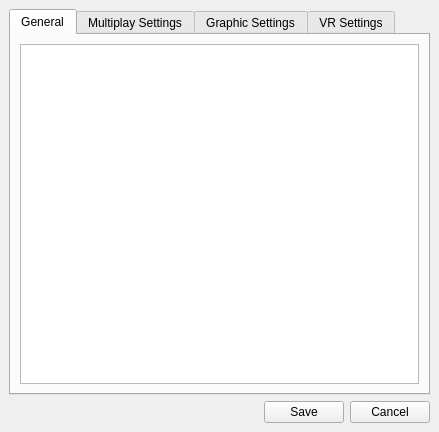
Old version of the form mainwindow.ui in the repository scplo2753/Falcon-Bms-Configure-Editor.
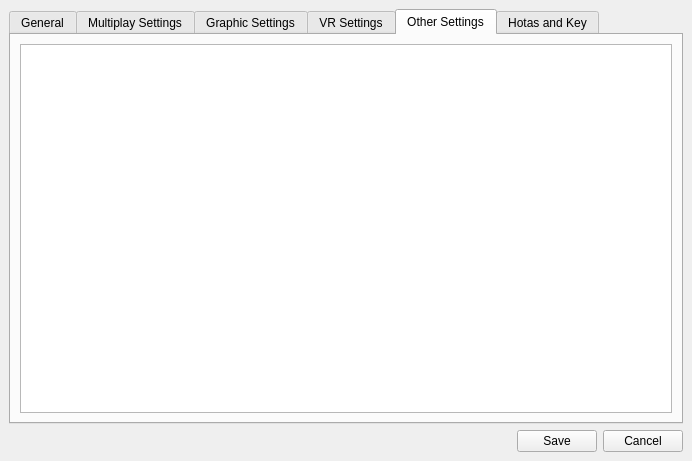
New version of the form.

What changed in the file:
```diff
--- a/mainwindow.ui
+++ b/mainwindow.ui
@@ -6,8 +6,8 @@
    <rect>
     <x>0</x>
     <y>0</y>
-    <width>439</width>
-    <height>432</height>
+    <width>692</width>
+    <height>461</height>
    </rect>
   </property>
   <property name="windowTitle">
@@ -48,7 +48,7 @@
        <locale language="English" country="UnitedStates"/>
       </property>
       <property name="currentIndex">
-       <number>0</number>
+       <number>4</number>
       </property>
       <property name="tabBarAutoHide">
        <bool>false</bool>
@@ -139,6 +139,26 @@
         </item>
        </layout>
       </widget>
+      <widget class="QWidget" name="tab_Other">
+       <attribute name="title">
+        <string>Other Settings</string>
+       </attribute>
+       <layout class="QGridLayout" name="gridLayout_6">
+        <item row="0" column="0">
+         <widget class="QTableWidget" name="tableWidget_Other"/>
+        </item>
+       </layout>
+      </widget>
+      <widget class="QWidget" name="tab_HotasAndKey">
+       <attribute name="title">
+        <string>Hotas and Key</string>
+       </attribute>
+       <layout class="QGridLayout" name="gridLayout_7">
+        <item row="0" column="0">
+         <widget class="QTableWidget" name="tableWidget_HotasAndKey"/>
+        </item>
+       </layout>
+      </widget>
      </widget>
     </item>
    </layout>
```
